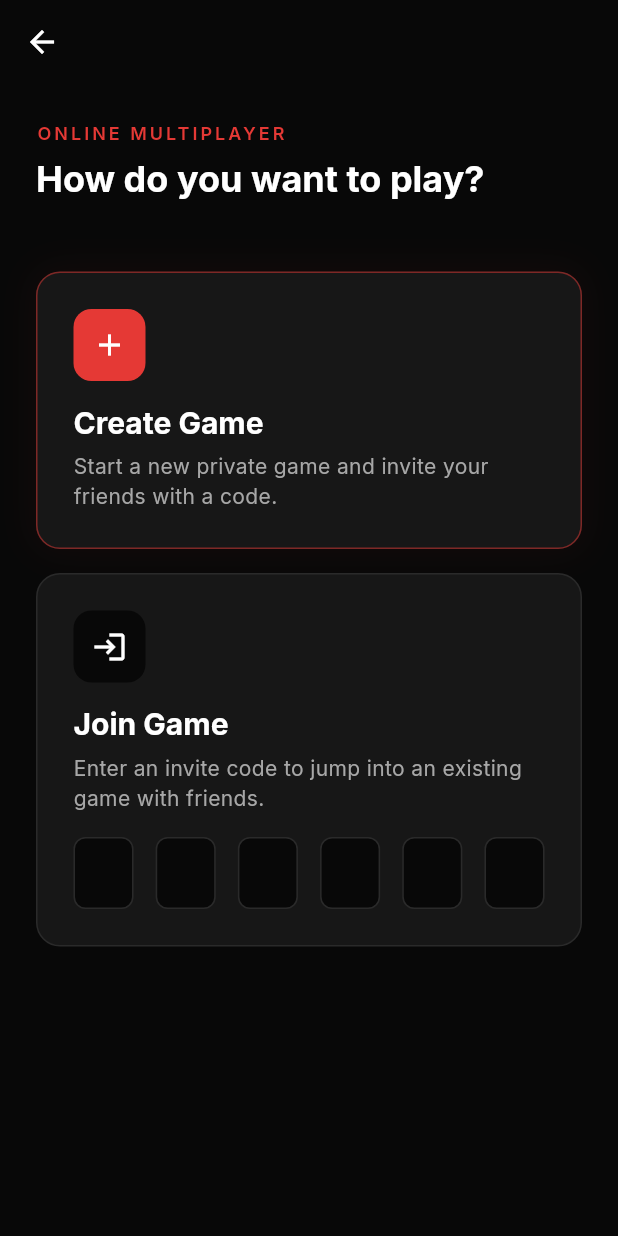
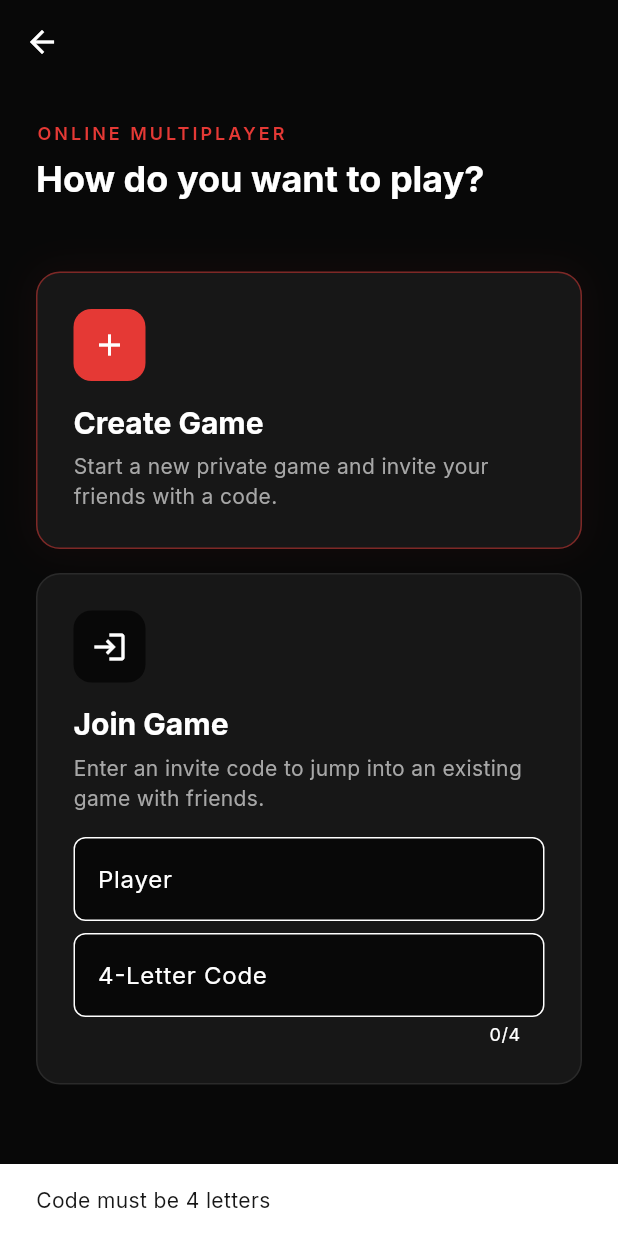
Before and after one commit to m-Affan55/CYO, a Flutter app: the OnlineMultiplayerScreen screen opened by its route, after a tap on "Join Game", on a phone screen of 412 x 824 dp. Run offline on Flutter 3.47's test engine with Material 3 defaults, Android fonts, the phone set to English and light mode, and no system bars; our stand-ins replace flutter_riverpod, go_router, google_fonts; network calls fail.

Commit message:
lobby and matchmaking integrated

```diff
--- a/frontend/lib/features/lobby/presentation/online_multiplayer_screen.dart
+++ b/frontend/lib/features/lobby/presentation/online_multiplayer_screen.dart
@@ -1,9 +1,20 @@
 import 'package:flutter/material.dart';
 import 'package:go_router/go_router.dart';
+import 'package:flutter_riverpod/flutter_riverpod.dart';
+import 'package:frontend/core/providers/game_provider.dart';
 import 'package:frontend/core/theme/app_theme.dart';
 
-class OnlineMultiplayerScreen extends StatelessWidget {
+class OnlineMultiplayerScreen extends ConsumerStatefulWidget {
   const OnlineMultiplayerScreen({super.key});
+
+  @override
+  ConsumerState<OnlineMultiplayerScreen> createState() => _OnlineMultiplayerScreenState();
+}
+
+class _OnlineMultiplayerScreenState extends ConsumerState<OnlineMultiplayerScreen> {
+  final TextEditingController _codeController = TextEditingController();
+  final TextEditingController _nameController = TextEditingController(text: 'Player');
+  bool _isLoading = false;
 
   @override
   Widget build(BuildContext context) {
@@ -49,32 +60,80 @@ class OnlineMultiplayerScreen extends StatelessWidget {
                 description: 'Enter an invite code to jump into an existing game with friends.',
                 icon: Icons.login,
                 isPrimary: false,
-                onTap: () {
-                  // context.push('/join-game');
+                onTap: () async {
+                  if (_isLoading) return;
+                  if (_codeController.text.length != 4) {
+                    ScaffoldMessenger.of(context).showSnackBar(const SnackBar(content: Text('Code must be 4 letters')));
+                    return;
+                  }
+
+                  setState(() => _isLoading = true);
+                  try {
+                    final api = ref.read(apiServiceProvider);
+                    final response = await api.joinRoom(
+                      _codeController.text,
+                      _nameController.text,
+                      '#00C4B4' // Default color
+                    );
+
+                    ref.read(userProvider.notifier).state = UserState(
+                      id: response['id'],
+                      name: response['name'],
+                      color: response['color'],
+                      roomId: response['room_id'],
+                    );
+
+                    // Note: Ideally we'd fetch the room data to set in GameState.
+                    // For MVP, we'll just set the roomCode.
+                    ref.read(gameStateProvider.notifier).setRoomData({'id': response['room_id']});
+
+                    final ws = ref.read(webSocketServiceProvider);
+                    ws.onMessageReceived = (event) {
+                      ref.read(gameStateProvider.notifier).handleWebSocketEvent(event);
+                    };
+                    ws.connect(response['room_id'], response['id']);
+
+                    if (!context.mounted) return;
+                    context.push('/game-lobby', extra: {'isSecretMode': false});
+                  } catch (e) {
+                    if (!context.mounted) return;
+                    ScaffoldMessenger.of(context).showSnackBar(SnackBar(content: Text(e.toString())));
+                  } finally {
+                    if (mounted) setState(() => _isLoading = false);
+                  }
                 },
                 child: Padding(
                   padding: const EdgeInsets.only(top: 16.0),
-                  child: Row(
-                    mainAxisAlignment: MainAxisAlignment.spaceBetween,
-                    children: List.generate(6, (index) => _buildCodeBox()),
+                  child: Column(
+                    children: [
+                      TextField(
+                        controller: _nameController,
+                        decoration: InputDecoration(
+                          hintText: 'Your Name',
+                          filled: true,
+                          fillColor: AppTheme.backgroundBlack,
+                          border: OutlineInputBorder(borderRadius: BorderRadius.circular(8)),
+                        ),
+                      ),
+                      const SizedBox(height: 8),
+                      TextField(
+                        controller: _codeController,
+                        maxLength: 4,
+                        textCapitalization: TextCapitalization.characters,
+                        decoration: InputDecoration(
+                          hintText: '4-Letter Code',
+                          filled: true,
+                          fillColor: AppTheme.backgroundBlack,
+                          border: OutlineInputBorder(borderRadius: BorderRadius.circular(8)),
+                        ),
+                      ),
+                    ],
                   ),
                 ),
               ),
             ],
           ),
         ),
-      ),
-    );
-  }
-
-  Widget _buildCodeBox() {
-    return Container(
-      width: 40,
-      height: 48,
-      decoration: BoxDecoration(
-        color: AppTheme.backgroundBlack,
-        borderRadius: BorderRadius.circular(8),
-        border: Border.all(color: const Color(0xFF2A2A2A)),
       ),
     );
   }
```
Also changed, not shown: frontend/lib/features/lobby/presentation/create_game_screen.dart (+47 -7 lines), frontend/lib/features/lobby/presentation/game_lobby_screen.dart (+23 -35 lines).
